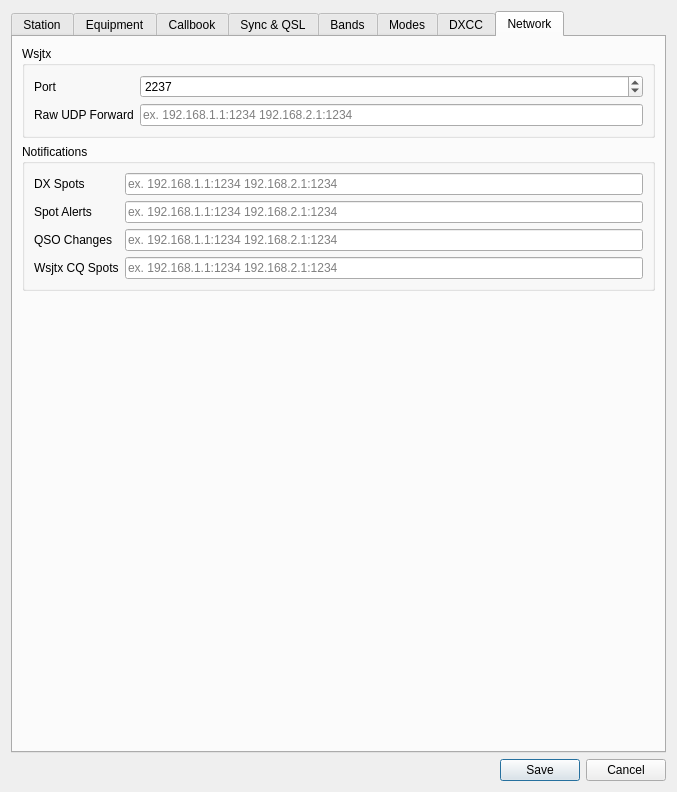
k5mcd/QLog, file ui/SettingsDialog.ui: the form before one commit.
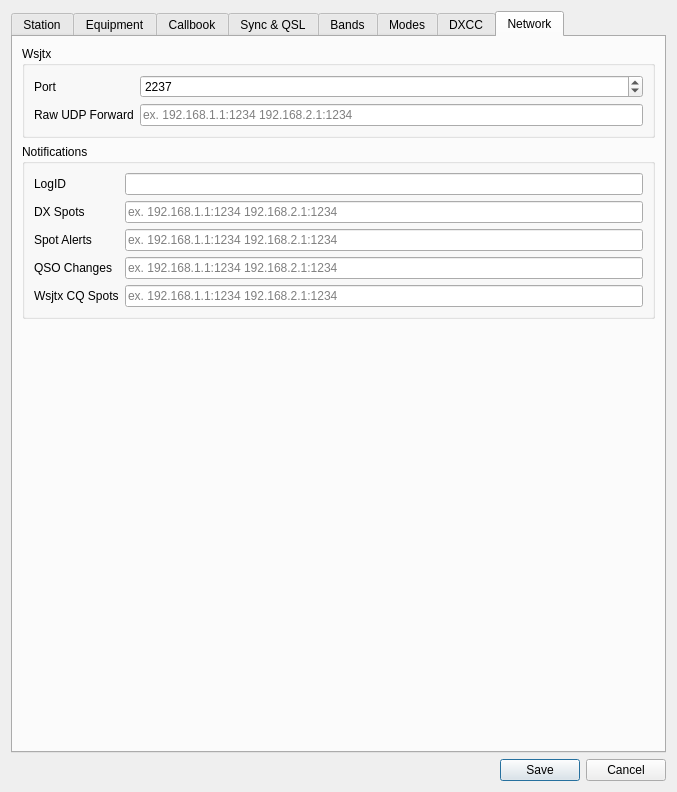
The form after the commit. The open tabs and pages were chosen to show the change. Icons and pictures are not drawn.

Commit message: Setting: Added LogID field to the Network Tab

What changed in the file:
```diff
--- a/ui/SettingsDialog.ui
+++ b/ui/SettingsDialog.ui
@@ -1734,14 +1734,14 @@
           <string>Notifications</string>
          </property>
          <layout class="QFormLayout" name="formLayout_16">
-          <item row="0" column="0">
+          <item row="1" column="0">
            <widget class="QLabel" name="notifDXSpotsLabel">
             <property name="text">
              <string>DX Spots</string>
             </property>
            </widget>
           </item>
-          <item row="0" column="1">
+          <item row="1" column="1">
            <widget class="QLineEdit" name="notifDXSpotsEdit">
             <property name="toolTip">
              <string>&lt;p&gt; List of IP addresses to which QLog sends  UDP notification packets with DX Cluster Spots.&lt;/p&gt;The IP addresses are separated by a space and have the form IP:PORT</string>
@@ -1751,14 +1751,14 @@
             </property>
            </widget>
           </item>
-          <item row="2" column="0">
+          <item row="3" column="0">
            <widget class="QLabel" name="notifQSOLabel">
             <property name="text">
              <string>QSO Changes </string>
             </property>
            </widget>
           </item>
-          <item row="2" column="1">
+          <item row="3" column="1">
            <widget class="QLineEdit" name="notifQSOEdit">
             <property name="toolTip">
              <string>&lt;p&gt; List of IP addresses to which QLog sends  UDP notification packets about a new/updated/deleted QSO in the log.&lt;/p&gt;The IP addresses are separated by a space and have the form IP:PORT</string>
@@ -1768,14 +1768,14 @@
             </property>
            </widget>
           </item>
-          <item row="3" column="0">
+          <item row="4" column="0">
            <widget class="QLabel" name="notifWSJTXCQSpotsLabel">
             <property name="text">
              <string>Wsjtx CQ Spots</string>
             </property>
            </widget>
           </item>
-          <item row="3" column="1">
+          <item row="4" column="1">
            <widget class="QLineEdit" name="notifWSJTXCQSpotsEdit">
             <property name="toolTip">
              <string>&lt;p&gt; List of IP addresses to which QLog sends  UDP notification packets with WSJTX CQ Spots.&lt;/p&gt;The IP addresses are separated by a space and have the form IP:PORT</string>
@@ -1785,14 +1785,14 @@
             </property>
            </widget>
           </item>
-          <item row="1" column="0">
+          <item row="2" column="0">
            <widget class="QLabel" name="notifSpotAlertLabel">
             <property name="text">
              <string>Spot Alerts</string>
             </property>
            </widget>
           </item>
-          <item row="1" column="1">
+          <item row="2" column="1">
            <widget class="QLineEdit" name="notifSpotAlertEdit">
             <property name="toolTip">
              <string>&lt;p&gt; List of IP addresses to which QLog sends  UDP notification packets about user Spot Alerts.&lt;/p&gt;The IP addresses are separated by a space and have the form IP:PORT</string>
@@ -1802,6 +1802,29 @@
             </property>
            </widget>
           </item>
+          <item row="0" column="0">
+           <widget class="QLabel" name="notifLogIDLabel">
+            <property name="text">
+             <string>LogID</string>
+            </property>
+           </widget>
+          </item>
+          <item row="0" column="1">
+           <widget class="QLineEdit" name="notifLogIDEdit">
+            <property name="enabled">
+             <bool>true</bool>
+            </property>
+            <property name="toolTip">
+             <string>&lt;p&gt;Assigned LogID to the current log.&lt;/p&gt;The LogID is sent in the Network Nofitication messages as a unique instance identified.&lt;p&gt; The ID is generated automatically and cannot be changed&lt;/&gt;</string>
+            </property>
+            <property name="readOnly">
+             <bool>true</bool>
+            </property>
+            <property name="clearButtonEnabled">
+             <bool>false</bool>
+            </property>
+           </widget>
+          </item>
          </layout>
         </widget>
        </item>
```
The commit also changes 2 other files.
